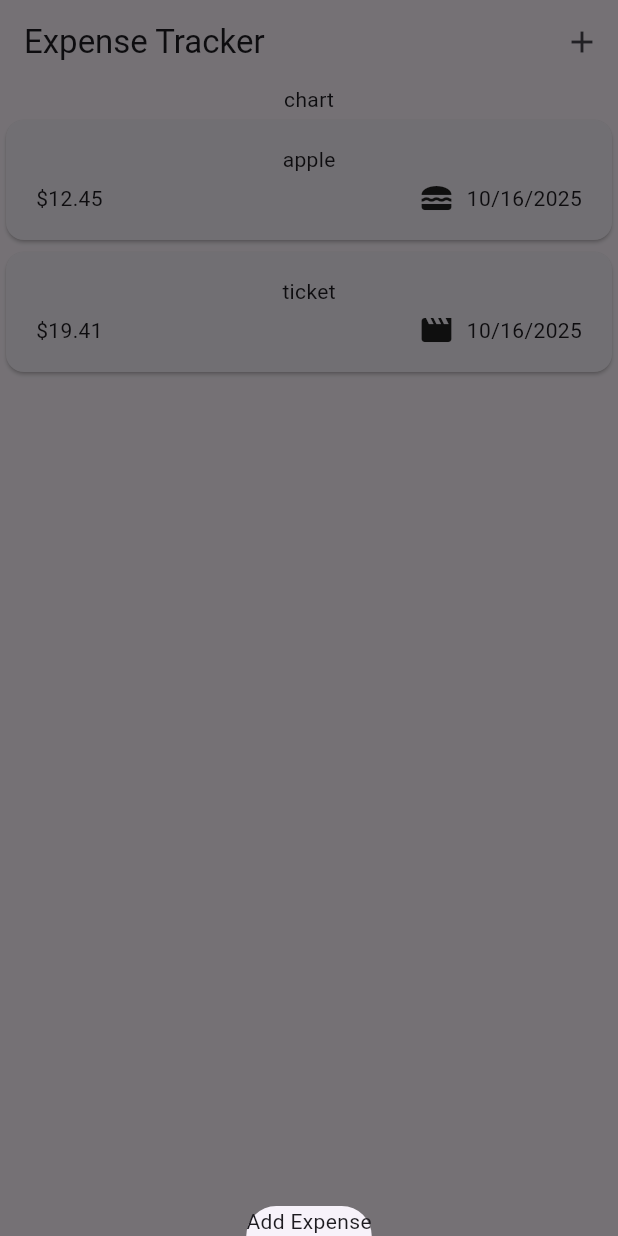
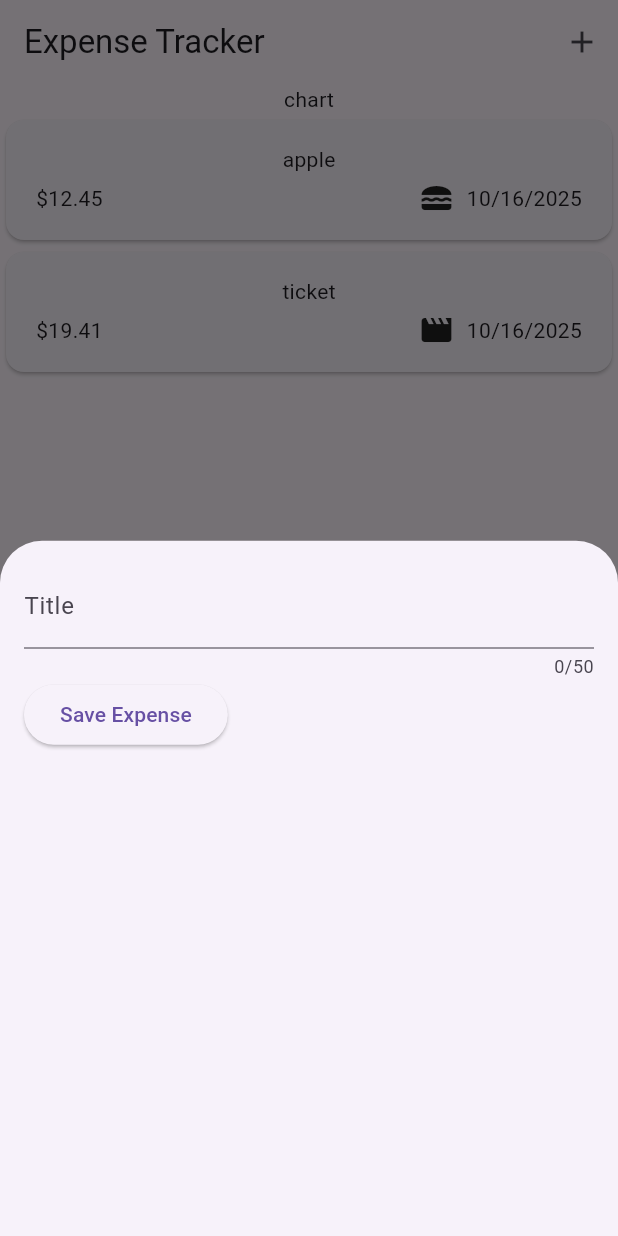
Before and after one commit to AlanYuan16/expense_tracker, a Flutter app: the screen it shows after launch, after a tap on the "add" icon, on a phone screen of 412 x 824 dp. Run offline on Flutter 3.47's test engine with Material 3 defaults, Android fonts, the phone set to English and light mode, and no system bars.

Commit message:
added some scafolding through model

```diff
--- a/lib/expenses.dart
+++ b/lib/expenses.dart
@@ -1,5 +1,6 @@
 import 'package:expense_tracker/expenses_list/expenses_list.dart';
 import 'package:expense_tracker/models/expense.dart';
+import 'package:expense_tracker/new_expense.dart';
 import 'package:flutter/material.dart';
 
 class Expenses extends StatefulWidget{
@@ -13,7 +14,7 @@ class Expenses extends StatefulWidget{
 class _ExpensesState extends State<Expenses> {
   void _openAddExpenseOverlay(){
     showModalBottomSheet(context: context,
-    builder: (ctx) => Text('Add Expense'),
+    builder: (ctx) => NewExpense(),
     );
   }
 
--- /dev/null
+++ b/lib/new_expense.dart
@@ -0,0 +1,47 @@
+import 'package:flutter/material.dart';
+
+class NewExpense extends StatefulWidget{
+  const NewExpense({super.key});
+
+  State<NewExpense> createState() {
+    return _NewExpenseState();
+  }
+}
+
+class _NewExpenseState extends State<NewExpense>{
+  final _titleController = TextEditingController();
+  @override
+  void dispose(){
+    _titleController.dispose();
+    super.dispose();
+  }
+
+  var _enteredTitle = '';
+  void _saveTitleInput(String inputValue){
+    _enteredTitle = inputValue;
+    print(_enteredTitle);
+  }
+  @override
+  Widget build(BuildContext context){
+    return Padding(
+      padding: EdgeInsets.all(16),
+    child: Column(
+      children: [
+        TextField(
+          onChanged: (String inputValue){
+
+          },
+          maxLength: 50,
+          keyboardType: TextInputType.name,
+          decoration: InputDecoration(label: Text('Title')),
+        ),
+        Row(children: [
+            ElevatedButton(onPressed: (){print(_titleController.text);} ,child: Text("Save Expense"),)
+        ]
+
+        )
+      ],
+    )
+    );
+  }
+}
```
